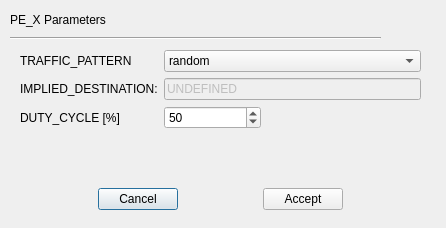
This is GUI/ui/configPE.ui in MartinMosbeck/NoCMonitor as Qt 5 draws it before an edit. The edited form follows.
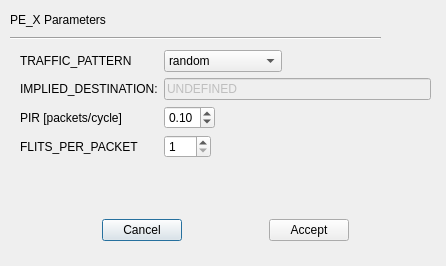
This is the edited form.

Commit message: main GUI development - SavePoint 2

The edit to the form file:
```diff
--- a/GUI/ui/configPE.ui
+++ b/GUI/ui/configPE.ui
@@ -7,7 +7,7 @@
     <x>0</x>
     <y>0</y>
     <width>446</width>
-    <height>228</height>
+    <height>266</height>
    </rect>
   </property>
   <property name="sizePolicy">
@@ -27,8 +27,8 @@
     <rect>
      <x>20</x>
      <y>50</y>
-     <width>401</width>
-     <height>121</height>
+     <width>411</width>
+     <height>151</height>
     </rect>
    </property>
    <layout class="QFormLayout" name="formLayout">
@@ -40,6 +40,8 @@
      </widget>
     </item>
     <item row="0" column="1">
+     <layout class="QHBoxLayout" name="horizontalLayout_3">
+      <item>
      <widget class="QComboBox" name="traffic_pattern">
       <item>
        <property name="text">
@@ -78,6 +80,21 @@
       </item>
      </widget>
     </item>
+      <item>
+       <spacer name="horizontalSpacer_5">
+        <property name="orientation">
+         <enum>Qt::Horizontal</enum>
+        </property>
+        <property name="sizeHint" stdset="0">
+         <size>
+          <width>40</width>
+          <height>20</height>
+         </size>
+        </property>
+       </spacer>
+      </item>
+     </layout>
+    </item>
     <item row="1" column="0">
      <widget class="QLabel" name="label_3">
       <property name="text">
@@ -101,36 +118,70 @@
     <item row="2" column="0">
      <widget class="QLabel" name="label_4">
       <property name="text">
-       <string>DUTY_CYCLE [%]</string>
+       <string>PIR [packets/cycle]</string>
       </property>
      </widget>
     </item>
     <item row="2" column="1">
      <layout class="QHBoxLayout" name="horizontalLayout">
       <item>
-       <widget class="QSpinBox" name="duty_cycle">
+       <widget class="QDoubleSpinBox" name="packet_injection_rate">
+        <property name="minimum">
+         <double>0.010000000000000</double>
+        </property>
+        <property name="maximum">
+         <double>1.000000000000000</double>
+        </property>
+        <property name="singleStep">
+         <double>0.010000000000000</double>
+        </property>
+        <property name="value">
+         <double>0.100000000000000</double>
+        </property>
+       </widget>
+      </item>
+      <item>
+       <spacer name="horizontalSpacer_6">
+        <property name="orientation">
+         <enum>Qt::Horizontal</enum>
+        </property>
+        <property name="sizeHint" stdset="0">
+         <size>
+          <width>40</width>
+          <height>20</height>
+         </size>
+        </property>
+       </spacer>
+      </item>
+     </layout>
+    </item>
+    <item row="3" column="0">
+     <widget class="QLabel" name="label_11">
+      <property name="text">
+       <string>FLITS_PER_PACKET</string>
+      </property>
+     </widget>
+    </item>
+    <item row="3" column="1">
+     <layout class="QHBoxLayout" name="horizontalLayout_8">
+      <item>
+       <widget class="QSpinBox" name="flits_per_packet">
         <property name="minimum">
          <number>1</number>
         </property>
         <property name="maximum">
          <number>100</number>
         </property>
-        <property name="value">
-         <number>50</number>
-        </property>
        </widget>
       </item>
       <item>
-       <spacer name="horizontalSpacer">
+       <spacer name="horizontalSpacer_7">
         <property name="orientation">
          <enum>Qt::Horizontal</enum>
         </property>
-        <property name="sizeType">
-         <enum>QSizePolicy::Fixed</enum>
-        </property>
         <property name="sizeHint" stdset="0">
          <size>
-          <width>160</width>
+          <width>40</width>
           <height>20</height>
          </size>
         </property>
@@ -170,8 +221,8 @@
    <property name="geometry">
     <rect>
      <x>20</x>
-     <y>179</y>
-     <width>401</width>
+     <y>210</y>
+     <width>411</width>
      <height>41</height>
     </rect>
    </property>
```
Left out of the diff: 12 changed lines with no effect on the pictures. Lines whose indentation alone changed are shown as unchanged. The commit also changes 3 other files.
